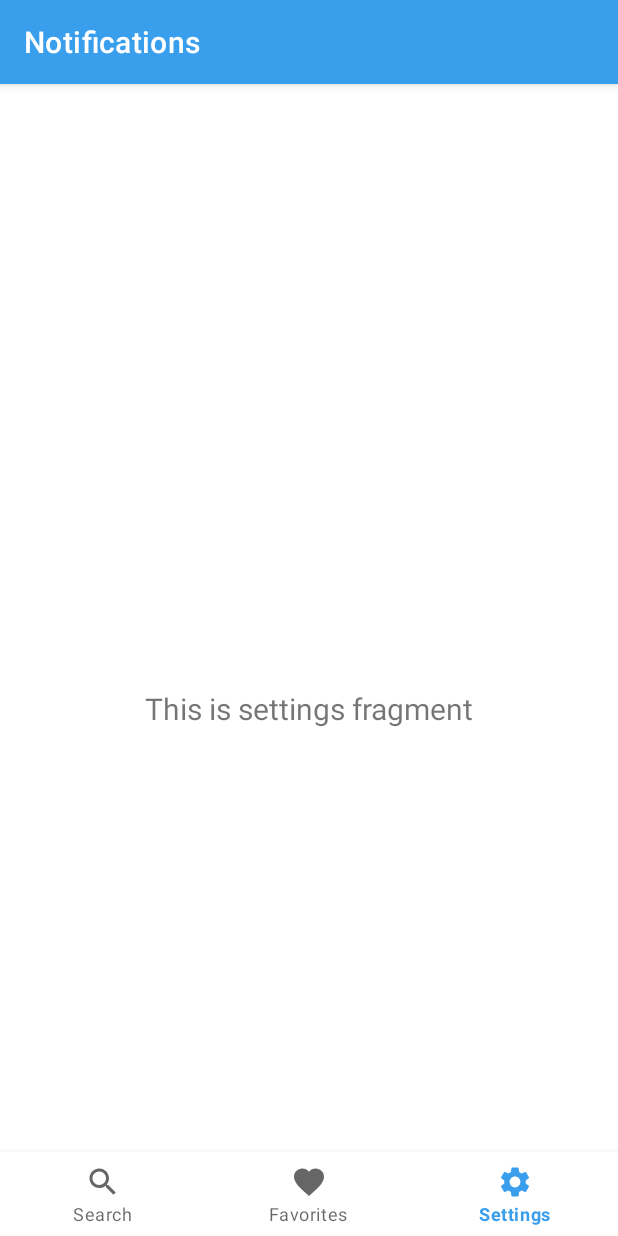
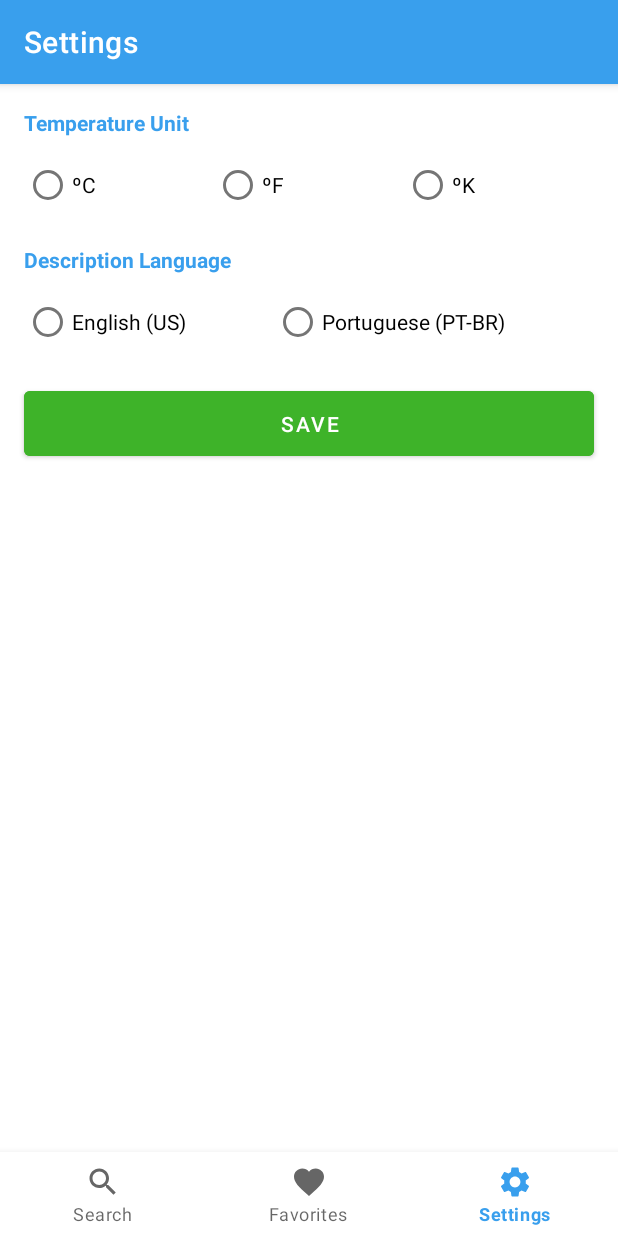
Before and after one commit to Italord0/MyWeather, an Android app: the SettingsFragment screen opened through its navigation route, on a phone screen of 412 x 824 dp. Run offline under Robolectric (Android 15) with nearby library versions, the phone set to English and light mode, and no system bars; our stand-ins replace navigation-ui.

Commit message:
Settings fragment

```diff
--- a/app/build.gradle
+++ b/app/build.gradle
@@ -48,6 +48,7 @@ dependencies {
     implementation navigation_fragment_ktx
     implementation navigation_ui_ktx
     implementation fragment_ktx
+    implementation jetpack_preferences
 
     implementation hilt_android
     kapt kapt_hilt_compiler
--- a/app/src/main/java/com/italo/myweather/MainActivity.kt
+++ b/app/src/main/java/com/italo/myweather/MainActivity.kt
@@ -26,7 +26,7 @@ class MainActivity : AppCompatActivity() {
         // menu should be considered as top level destinations.
         val appBarConfiguration = AppBarConfiguration(
             setOf(
-                R.id.navigation_home, R.id.navigation_dashboard, R.id.navigation_notifications
+                R.id.navigation_search, R.id.navigation_favorites, R.id.navigation_settings
             )
         )
         setupActionBarWithNavController(navController, appBarConfiguration)
--- a/app/src/main/java/com/italo/myweather/ui/settings/SettingsFragment.kt
+++ b/app/src/main/java/com/italo/myweather/ui/settings/SettingsFragment.kt
@@ -1,10 +1,10 @@
 package com.italo.myweather.ui.settings
 
+import android.content.Context
 import android.os.Bundle
 import android.view.LayoutInflater
 import android.view.View
 import android.view.ViewGroup
-import android.widget.TextView
 import androidx.fragment.app.Fragment
 import androidx.lifecycle.ViewModelProvider
 import com.italo.myweather.databinding.FragmentSettingsBinding
@@ -29,14 +29,18 @@ class SettingsFragment : Fragment() {
         _binding = FragmentSettingsBinding.inflate(inflater, container, false)
         val root: View = binding.root
 
-        val textView: TextView = binding.textSettings
-        settingsViewModel.text.observe(
-            viewLifecycleOwner,
-            {
-                textView.text = it
-            }
-        )
+        settingsViewModel.prefs = context?.getSharedPreferences("prefs", Context.MODE_PRIVATE)
+
         return root
+    }
+
+    override fun onViewCreated(view: View, savedInstanceState: Bundle?) {
+        super.onViewCreated(view, savedInstanceState)
+
+        binding.btnSave.setOnClickListener {
+            // prefsbinding.rgTemperature.checkedRadioButtonId
+            // binding.rgLanguage.checkedRadioButtonId
+        }
     }
 
     override fun onDestroyView() {
--- a/app/src/main/java/com/italo/myweather/ui/settings/SettingsViewModel.kt
+++ b/app/src/main/java/com/italo/myweather/ui/settings/SettingsViewModel.kt
@@ -1,13 +1,9 @@
 package com.italo.myweather.ui.settings
 
-import androidx.lifecycle.LiveData
-import androidx.lifecycle.MutableLiveData
+import android.content.SharedPreferences
 import androidx.lifecycle.ViewModel
 
 class SettingsViewModel : ViewModel() {
 
-    private val _text = MutableLiveData<String>().apply {
-        value = "This is settings fragment"
-    }
-    val text: LiveData<String> = _text
+    var prefs: SharedPreferences? = null
 }
--- a/app/src/main/res/layout/activity_main.xml
+++ b/app/src/main/res/layout/activity_main.xml
@@ -3,8 +3,7 @@
     xmlns:app="http://schemas.android.com/apk/res-auto"
     android:id="@+id/container"
     android:layout_width="match_parent"
-    android:layout_height="match_parent"
-    android:paddingTop="?attr/actionBarSize">
+    android:layout_height="match_parent">
 
     <com.google.android.material.bottomnavigation.BottomNavigationView
         android:id="@+id/nav_view"
@@ -22,7 +21,7 @@
         android:id="@+id/nav_host_fragment_activity_main"
         android:name="androidx.navigation.fragment.NavHostFragment"
         android:layout_width="match_parent"
-        android:layout_height="match_parent"
+        android:layout_height="0dp"
         app:defaultNavHost="true"
         app:layout_constraintBottom_toTopOf="@id/nav_view"
         app:layout_constraintLeft_toLeftOf="parent"
--- a/app/src/main/res/layout/fragment_settings.xml
+++ b/app/src/main/res/layout/fragment_settings.xml
@@ -4,19 +4,100 @@
     xmlns:tools="http://schemas.android.com/tools"
     android:layout_width="match_parent"
     android:layout_height="match_parent"
+    android:padding="8dp"
     tools:context=".ui.settings.SettingsFragment">
 
     <TextView
-        android:id="@+id/text_settings"
+        android:id="@+id/tvTemperatureUnit"
+        android:layout_width="match_parent"
+        android:layout_height="wrap_content"
+        android:layout_margin="8dp"
+        android:text="@string/temperature_unit"
+        android:textColor="@color/blue"
+        android:textStyle="bold"
+        app:layout_constraintEnd_toEndOf="parent"
+        app:layout_constraintStart_toStartOf="parent"
+        app:layout_constraintTop_toTopOf="parent" />
+
+    <RadioGroup
+        android:id="@+id/rgTemperature"
+        android:layout_width="match_parent"
+        android:layout_height="wrap_content"
+        android:layout_margin="8dp"
+        android:orientation="horizontal"
+        app:layout_constraintEnd_toEndOf="parent"
+        app:layout_constraintStart_toStartOf="parent"
+        app:layout_constraintTop_toBottomOf="@id/tvTemperatureUnit">
+
+        <RadioButton
+            android:layout_width="wrap_content"
+            android:layout_height="wrap_content"
+            android:layout_weight="1"
+            android:text="@string/c" />
+
+        <RadioButton
+            android:layout_width="wrap_content"
+            android:layout_height="wrap_content"
+            android:layout_weight="1"
+            android:text="@string/f" />
+
+        <RadioButton
+            android:layout_width="wrap_content"
+            android:layout_height="wrap_content"
+            android:layout_weight="1"
+            android:text="@string/k" />
+
+    </RadioGroup>
+
+    <TextView
+        android:id="@+id/tvDescriptionLanguage"
         android:layout_width="match_parent"
         android:layout_height="wrap_content"
         android:layout_marginStart="8dp"
-        android:layout_marginTop="8dp"
+        android:layout_marginTop="16dp"
         android:layout_marginEnd="8dp"
-        android:textAlignment="center"
-        android:textSize="20sp"
-        app:layout_constraintBottom_toBottomOf="parent"
+        android:text="@string/description_language"
+        android:textColor="@color/blue"
+        android:textStyle="bold"
         app:layout_constraintEnd_toEndOf="parent"
         app:layout_constraintStart_toStartOf="parent"
-        app:layout_constraintTop_toTopOf="parent" />
+        app:layout_constraintTop_toBottomOf="@id/rgTemperature" />
+
+    <RadioGroup
+        android:id="@+id/rgLanguage"
+        android:layout_width="match_parent"
+        android:layout_height="wrap_content"
+        android:layout_margin="8dp"
+        android:orientation="horizontal"
+        app:layout_constraintEnd_toEndOf="parent"
+        app:layout_constraintStart_toStartOf="parent"
+        app:layout_constraintTop_toBottomOf="@id/tvDescriptionLanguage">
+
+        <RadioButton
+            android:layout_width="wrap_content"
+            android:layout_height="wrap_content"
+            android:layout_weight="1"
+            android:text="@string/english_us" />
+
+        <RadioButton
+            android:layout_width="wrap_content"
+            android:layout_height="wrap_content"
+            android:layout_weight="1"
+            android:text="@string/portuguese_pt_br" />
+
+    </RadioGroup>
+
+    <Button
+        android:backgroundTint="@color/green"
+        android:id="@+id/btnSave"
+        android:layout_width="0dp"
+        android:layout_height="wrap_content"
+        android:layout_marginHorizontal="8dp"
+        android:layout_marginTop="16dp"
+        android:padding="12dp"
+        android:text="@string/save"
+        app:layout_constraintEnd_toEndOf="parent"
+        app:layout_constraintStart_toStartOf="parent"
+        app:layout_constraintTop_toBottomOf="@id/rgLanguage" />
+
 </androidx.constraintlayout.widget.ConstraintLayout>
--- a/app/src/main/res/menu/bottom_nav_menu.xml
+++ b/app/src/main/res/menu/bottom_nav_menu.xml
@@ -2,17 +2,17 @@
 <menu xmlns:android="http://schemas.android.com/apk/res/android">
 
     <item
-        android:id="@+id/navigation_home"
+        android:id="@+id/navigation_search"
         android:icon="@drawable/ic_search"
         android:title="@string/search" />
 
     <item
-        android:id="@+id/navigation_dashboard"
+        android:id="@+id/navigation_favorites"
         android:icon="@drawable/ic_favorite"
         android:title="@string/favorites" />
 
     <item
-        android:id="@+id/navigation_notifications"
+        android:id="@+id/navigation_settings"
         android:icon="@drawable/ic_settings"
         android:title="@string/settings" />
 
--- a/app/src/main/res/navigation/mobile_navigation.xml
+++ b/app/src/main/res/navigation/mobile_navigation.xml
@@ -3,23 +3,23 @@
     xmlns:app="http://schemas.android.com/apk/res-auto"
     xmlns:tools="http://schemas.android.com/tools"
     android:id="@+id/mobile_navigation"
-    app:startDestination="@+id/navigation_home">
+    app:startDestination="@+id/navigation_search">
 
     <fragment
-        android:id="@+id/navigation_home"
+        android:id="@+id/navigation_search"
         android:name="com.italo.myweather.ui.search.SearchFragment"
-        android:label="@string/title_home"
+        android:label="@string/search"
         tools:layout="@layout/fragment_search" />
 
     <fragment
-        android:id="@+id/navigation_dashboard"
+        android:id="@+id/navigation_favorites"
         android:name="com.italo.myweather.ui.favorite.FavoriteFragment"
-        android:label="@string/title_dashboard"
+        android:label="@string/favorites"
         tools:layout="@layout/fragment_favorite" />
 
     <fragment
-        android:id="@+id/navigation_notifications"
+        android:id="@+id/navigation_settings"
         android:name="com.italo.myweather.ui.settings.SettingsFragment"
-        android:label="@string/title_notifications"
+        android:label="@string/settings"
         tools:layout="@layout/fragment_settings" />
 </navigation>
--- a/app/src/main/res/values/colors.xml
+++ b/app/src/main/res/values/colors.xml
@@ -10,4 +10,6 @@
 
     <color name="blue">#399FED</color>
     <color name="blue_dark">#008EFB</color>
+
+    <color name="green">#3EB329</color>
 </resources>
--- a/app/src/main/res/values/strings.xml
+++ b/app/src/main/res/values/strings.xml
@@ -6,4 +6,13 @@
     <string name="search">Search</string>
     <string name="favorites">Favorites</string>
     <string name="settings">Settings</string>
+    <string name="temperature_unit">Temperature Unit</string>
+    <string name="description_language">Description Language</string>
+    <string name="english_en">English (EN)</string>
+    <string name="portuguese_pt_br">Portuguese (PT-BR)</string>
+    <string name="english_us">English (US)</string>
+    <string name="c">ºC</string>
+    <string name="f">ºF</string>
+    <string name="k">ºK</string>
+    <string name="save">Save</string>
 </resources>
--- a/app/src/main/res/values/themes.xml
+++ b/app/src/main/res/values/themes.xml
@@ -6,7 +6,7 @@
         <item name="colorPrimaryVariant">@color/blue_dark</item>
         <item name="colorOnPrimary">@color/white</item>
         <!-- Secondary brand color. -->
-        <item name="colorSecondary">@color/teal_200</item>
+        <item name="colorSecondary">@color/green</item>
         <item name="colorSecondaryVariant">@color/teal_700</item>
         <item name="colorOnSecondary">@color/black</item>
         <!-- Status bar color. -->
--- a/dependencies.gradle
+++ b/dependencies.gradle
@@ -4,6 +4,7 @@ ext {
     build_tools_version = "30.0.3"
 
     kotlin_stdlib = "org.jetbrains.kotlin:kotlin-stdlib:$kotlin_version"
+    jetpack_preferences = 'androidx.preference:preference-ktx:1.1.1'
     core_ktx = 'androidx.core:core-ktx:1.3.2'
     appcompat = 'androidx.appcompat:appcompat:1.3.0-rc01'
     material = 'com.google.android.material:material:1.3.0'
@@ -32,4 +33,5 @@ ext {
 
     hilt_android = 'com.google.dagger:hilt-android:2.35'
     kapt_hilt_compiler = 'com.google.dagger:hilt-compiler:2.35'
+
 }
```
